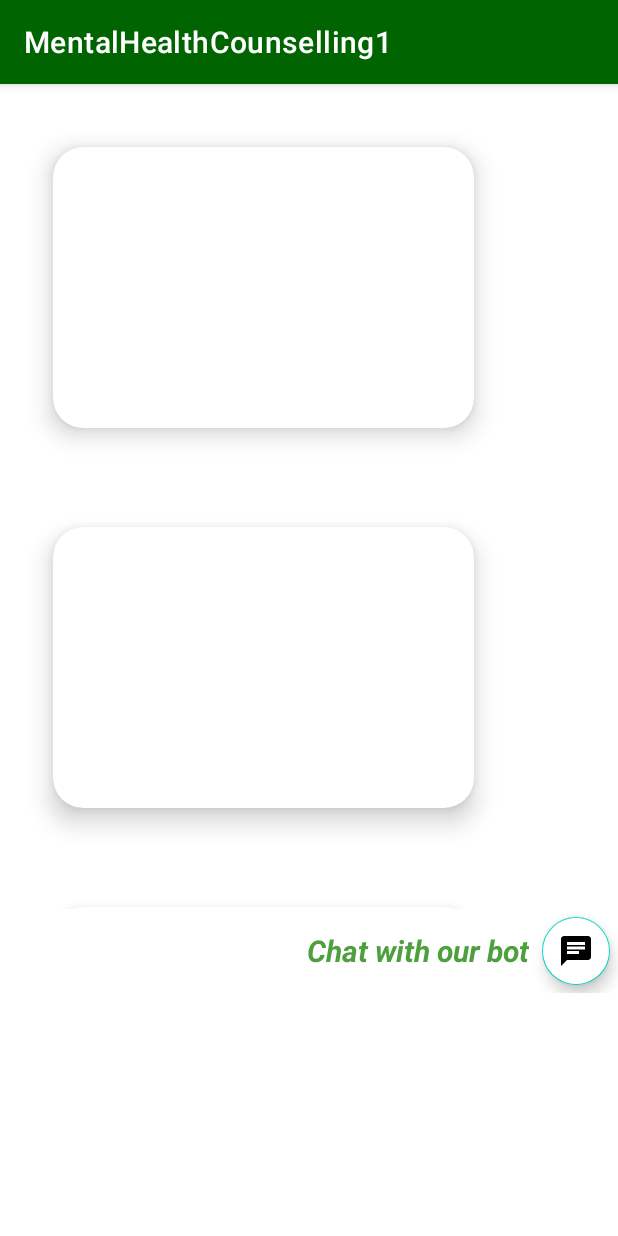
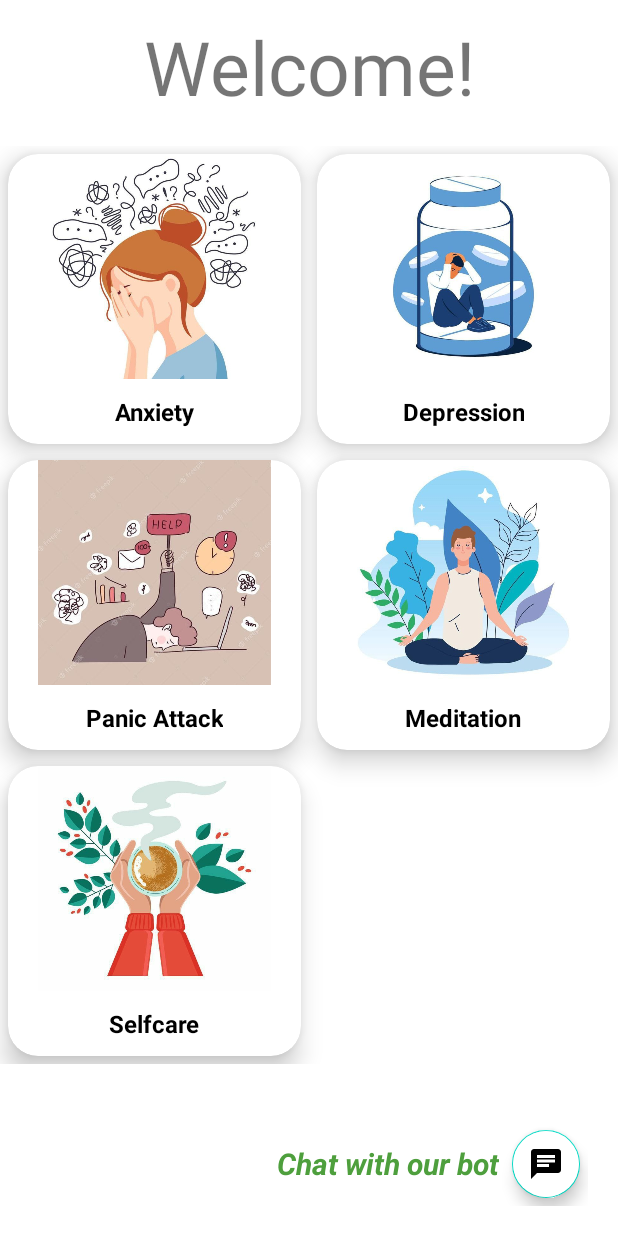
Before and after one commit to bhuiyanmahdi/Mental-Health-Counselling-System, an Android app: the screen it shows after launch (MainActivity), on a phone screen of 412 x 824 dp. Run offline under Robolectric (Android 15) with nearby library versions, the phone set to English and light mode, and no system bars.

Commit message:
main activity updated

```diff
--- a/app/src/main/java/com/example/mentalhealthcounselling1/ChatbotActivity.java
+++ b/app/src/main/java/com/example/mentalhealthcounselling1/ChatbotActivity.java
@@ -60,8 +60,8 @@ public class ChatbotActivity extends AppCompatActivity {
     private void getResponse(String message){
         chatsModalArrayList.add(new ChatsModal(message, "no video found", USER_KEY));
         chatRVAdapter.notifyDataSetChanged();
-        String url="http://192.180.50.106:5000/chat/"+message;
-        String BASE_URL = "http://192.180.50.106:5000";
+        String url="http://192.168.0.7:5000/chat/"+message;
+        String BASE_URL = "http://192.168.0.7:5000";
         Retrofit retrofit = new Retrofit.Builder().baseUrl(BASE_URL).addConverterFactory(GsonConverterFactory.create()).build();
         RetrofitAPI retrofitAPI = retrofit.create(RetrofitAPI.class);
         Call<MsgModal> call = retrofitAPI.getMessage(url);
--- a/app/src/main/java/com/example/mentalhealthcounselling1/MainActivity.java
+++ b/app/src/main/java/com/example/mentalhealthcounselling1/MainActivity.java
@@ -1,6 +1,9 @@
 package com.example.mentalhealthcounselling1;
 
 import androidx.appcompat.app.AppCompatActivity;
+import androidx.recyclerview.widget.GridLayoutManager;
+import androidx.recyclerview.widget.LinearLayoutManager;
+import androidx.recyclerview.widget.RecyclerView;
 
 import android.content.Intent;
 import android.os.Bundle;
@@ -9,13 +12,32 @@ import android.widget.Button;
 
 import com.google.android.material.floatingactionbutton.FloatingActionButton;
 
+import java.util.ArrayList;
+
 public class MainActivity extends AppCompatActivity {
-
+    ArrayList<MainRV_item> mainRV_items;
     FloatingActionButton button;
+    RecyclerView recyclerView;
     @Override
     protected void onCreate(Bundle savedInstanceState) {
         super.onCreate(savedInstanceState);
         setContentView(R.layout.activity_main);
+
+        recyclerView = findViewById(R.id.mainRV);
+        recyclerView.setHasFixedSize(true);
+        recyclerView.setLayoutManager(new GridLayoutManager(this, 2));
+
+        mainRV_items = new ArrayList<MainRV_item>();
+        mainRV_items.add(new MainRV_item(R.drawable.anxiety, "Anxiety"));
+        mainRV_items.add(new MainRV_item(R.drawable.depression, "Depression"));
+        mainRV_items.add(new MainRV_item(R.drawable.panikattack, "Panic Attack"));
+        mainRV_items.add(new MainRV_item(R.drawable.meditation, "Meditation"));
+        mainRV_items.add(new MainRV_item(R.drawable.selfcare, "Selfcare"));
+        MainRV_adapter mainRV_adapter = new MainRV_adapter(mainRV_items, this);
+        recyclerView.setAdapter(mainRV_adapter);
+
+
+
         button = findViewById(R.id.idChatbot);
         button.setOnClickListener(new View.OnClickListener() {
             @Override
--- /dev/null
+++ b/app/src/main/java/com/example/mentalhealthcounselling1/MainRV_adapter.java
@@ -0,0 +1,52 @@
+package com.example.mentalhealthcounselling1;
+import android.content.Context;
+import android.view.LayoutInflater;
+import android.view.View;
+import android.view.ViewGroup;
+import android.widget.ImageView;
+import android.widget.TextView;
+
+import androidx.annotation.NonNull;
+import androidx.recyclerview.widget.RecyclerView;
+
+import java.util.ArrayList;
+
+public class MainRV_adapter extends RecyclerView.Adapter<MainRV_adapter.ViewHolder> {
+
+
+    private ArrayList<MainRV_item> mainRV_items;
+    private Context context;
+
+    public MainRV_adapter(ArrayList<MainRV_item> mainRV_items, Context context) {
+        this.mainRV_items = mainRV_items;
+        this.context = context;
+    }
+
+    @NonNull
+    @Override
+    public MainRV_adapter.ViewHolder onCreateViewHolder(@NonNull ViewGroup parent, int viewType) {
+        View view = LayoutInflater.from(parent.getContext()).inflate(R.layout.activity_mainrv,parent,false);
+        return new ViewHolder(view);
+    }
+
+    @Override
+    public void onBindViewHolder(@NonNull ViewHolder holder, int position) {
+    holder.imageView.setImageResource(mainRV_items.get(position).getImage());
+    holder.textView.setText(mainRV_items.get(position).getText());
+    }
+
+    @Override
+    public int getItemCount() {
+        return mainRV_items.size();
+    }
+
+    public class ViewHolder extends RecyclerView.ViewHolder {
+        ImageView imageView;
+        TextView textView;
+        public ViewHolder(@NonNull View itemView) {
+            super(itemView);
+            imageView = itemView.findViewById(R.id.cardimage);
+            textView = itemView.findViewById(R.id.cardName);
+        }
+    }
+}
--- /dev/null
+++ b/app/src/main/java/com/example/mentalhealthcounselling1/MainRV_item.java
@@ -0,0 +1,27 @@
+package com.example.mentalhealthcounselling1;
+
+public class MainRV_item {
+    private Integer Image;
+    private String text;
+
+    public MainRV_item(Integer image, String text) {
+        Image = image;
+        this.text = text;
+    }
+
+    public Integer getImage() {
+        return Image;
+    }
+
+    public void setImage(Integer image) {
+        Image = image;
+    }
+
+    public String getText() {
+        return text;
+    }
+
+    public void setText(String text) {
+        this.text = text;
+    }
+}
--- a/app/src/main/res/layout/activity_main.xml
+++ b/app/src/main/res/layout/activity_main.xml
@@ -4,97 +4,70 @@
     xmlns:tools="http://schemas.android.com/tools"
     android:layout_width="match_parent"
     android:layout_height="match_parent"
-    tools:context=".MainActivity">
+    tools:context=".MainActivity"
+    >
 
+    <TextView
+        android:id="@+id/idwelcome"
+        android:layout_width="wrap_content"
+        android:layout_height="wrap_content"
+        android:layout_marginBottom="640dp"
+        app:layout_constraintBottom_toTopOf="@id/idRLMsg"
+        app:layout_constraintEnd_toEndOf="parent"
+        app:layout_constraintStart_toStartOf="parent"
+        app:layout_constraintTop_toTopOf="parent"
+        android:text="Welcome!"
+        android:textAlignment="center"
+        android:textSize="50sp"/>
 
-    <LinearLayout
+    <androidx.recyclerview.widget.RecyclerView
+        android:id="@+id/mainRV"
         android:layout_width="match_parent"
-        android:layout_height="match_parent"
-        android:orientation="vertical">
-    <ScrollView
-        android:layout_width="350dp"
-        android:layout_height="550dp"
+        android:layout_height="wrap_content"
+        app:layout_constraintBottom_toTopOf="@+id/idRLMsg"
+        app:layout_constraintEnd_toEndOf="parent"
+        app:layout_constraintHorizontal_bias="0.0"
+        app:layout_constraintStart_toStartOf="parent"
+        app:layout_constraintTop_toBottomOf="@id/idwelcome" />
 
-        >
-
-        <LinearLayout
-            android:layout_width="match_parent"
-            android:layout_height="wrap_content"
-            android:orientation="vertical">
-
-            <androidx.cardview.widget.CardView
-                android:layout_width="match_parent"
-                android:layout_height="235dp"
-                android:layout_marginStart="17dp"
-                android:layout_marginTop="18dp"
-                android:layout_marginEnd="16dp"
-                app:cardBackgroundColor="@color/white"
-                app:cardCornerRadius="20dp"
-                app:cardElevation="10dp"
-                app:cardMaxElevation="12dp"
-                app:cardPreventCornerOverlap="true"
-                app:cardUseCompatPadding="true" />
-
-            <androidx.cardview.widget.CardView
-                android:layout_width="match_parent"
-                android:layout_height="235dp"
-                android:layout_marginStart="17dp"
-                android:layout_marginTop="18dp"
-                android:layout_marginEnd="16dp"
-                app:cardBackgroundColor="@color/white"
-                app:cardCornerRadius="20dp"
-                app:cardElevation="10dp"
-                app:cardMaxElevation="12dp"
-                app:cardPreventCornerOverlap="true"
-                app:cardUseCompatPadding="true" />
-
-            <androidx.cardview.widget.CardView
-                android:layout_width="match_parent"
-                android:layout_height="235dp"
-                android:layout_marginStart="17dp"
-                android:layout_marginTop="18dp"
-                android:layout_marginEnd="16dp"
-                app:cardBackgroundColor="@color/white"
-                app:cardCornerRadius="20dp"
-                app:cardElevation="10dp"
-                app:cardMaxElevation="12dp"
-                app:cardPreventCornerOverlap="true"
-                app:cardUseCompatPadding="true" />
-        </LinearLayout>
-    </ScrollView>
     <RelativeLayout
+        android:id="@+id/idRLMsg"
         android:layout_width="match_parent"
         android:layout_height="wrap_content"
         android:layout_gravity="bottom"
-        android:id="@+id/idRLMsg">
+        app:layout_constraintBottom_toBottomOf="parent"
+        app:layout_constraintEnd_toEndOf="parent"
+        app:layout_constraintStart_toStartOf="parent"
+        android:padding="20dp">
 
         <TextView
             android:layout_width="wrap_content"
             android:layout_height="wrap_content"
+            android:layout_centerInParent="true"
+            android:layout_margin="3dp"
+            android:layout_toLeftOf="@id/idChatbot"
+            android:singleLine="true"
             android:text="Chat with our bot"
-            android:layout_margin="3dp"
+            android:textColor="#4E9F3D"
             android:textSize="20dp"
-            android:textStyle="bold|italic"
-            android:layout_centerInParent="true"
-            android:layout_toLeftOf="@id/idChatbot"
-            android:textColor="#4E9F3D"
-            android:singleLine="true" />
+            android:textStyle="bold|italic" />
 
         <com.google.android.material.floatingactionbutton.FloatingActionButton
+            android:id="@+id/idChatbot"
             android:layout_width="wrap_content"
             android:layout_height="wrap_content"
             android:layout_alignParentEnd="true"
+            android:layout_alignParentRight="true"
+            android:layout_marginStart="4dp"
+            android:layout_marginTop="4dp"
+            android:layout_marginEnd="4dp"
+            android:layout_marginBottom="4dp"
+            android:backgroundTint="@color/white"
             android:src="@drawable/ic_chat"
-            android:id="@+id/idChatbot"
-            android:layout_margin="4dp"
-            app:fabCustomSize="45dp"
-            android:tint="#1E5128"
-            android:backgroundTint="@color/white"
-            android:layout_alignParentRight="true" />
-
-
+            android:tint="@color/white"
+            app:fabCustomSize="45dp" />
 
 
     </RelativeLayout>
-    </LinearLayout>
+
 </androidx.constraintlayout.widget.ConstraintLayout>
--- /dev/null
+++ b/app/src/main/res/layout/activity_mainrv.xml
@@ -0,0 +1,37 @@
+<?xml version="1.0" encoding="utf-8"?>
+<androidx.cardview.widget.CardView xmlns:android="http://schemas.android.com/apk/res/android"
+    android:layout_width="match_parent"
+    android:layout_height="wrap_content"
+    xmlns:app="http://schemas.android.com/apk/res-auto"
+    app:cardBackgroundColor="@color/white"
+    app:cardCornerRadius="20dp"
+    android:padding="15dp"
+    android:layout_margin="5dp"
+    android:elevation="10dp"
+    app:cardElevation="10dp"
+    android:id="@+id/cardView">
+    <LinearLayout
+        android:layout_width="match_parent"
+        android:layout_height="wrap_content"
+        android:gravity="center"
+        android:orientation="vertical">
+        <ImageView
+            android:layout_width="wrap_content"
+            android:layout_height="150dp"
+            android:scaleType="centerCrop"
+            android:id="@+id/cardimage"
+            android:padding="20dp"/>
+        <TextView
+            android:layout_width="wrap_content"
+            android:layout_height="wrap_content"
+            android:id="@+id/cardName"
+            android:layout_margin="5dp"
+            android:padding="5dp"
+            android:textSize="16sp"
+            android:textStyle="bold"
+            android:textColor="@color/black"
+            android:text="Card name"
+            android:gravity="center"/>
+    </LinearLayout>
+
+</androidx.cardview.widget.CardView>
--- a/app/src/main/res/values/themes.xml
+++ b/app/src/main/res/values/themes.xml
@@ -1,6 +1,6 @@
 <resources xmlns:tools="http://schemas.android.com/tools">
     <!-- Base application theme. -->
-    <style name="Theme.MentalHealthCounselling1" parent="Theme.MaterialComponents.DayNight.DarkActionBar">
+    <style name="Theme.MentalHealthCounselling1" parent="Theme.MaterialComponents.DayNight.NoActionBar">
         <!-- Primary brand color. -->
         <item name="colorPrimary">@color/headings2</item>
         <item name="colorPrimaryVariant">@color/headings1</item>
--- a/app/src/main/res/xml/network_security_config.xml
+++ b/app/src/main/res/xml/network_security_config.xml
@@ -1,6 +1,6 @@
 <?xml version="1.0" encoding="utf-8"?>
 <network-security-config>
     <domain-config cleartextTrafficPermitted="true">
-        <domain includeSubdomains="true">192.180.50.106</domain>
+        <domain includeSubdomains="true">192.168.0.7</domain>
     </domain-config>
 </network-security-config>
```
Also changed, not shown: app/src/main/res/drawable/anxiety.jpeg (added), app/src/main/res/drawable/depression.jpeg (added), app/src/main/res/drawable/depression2.jpeg (added), app/src/main/res/drawable/meditation.jpeg (added), app/src/main/res/drawable/meditation2.jpeg (added), app/src/main/res/drawable/panikattack.jpeg (added), app/src/main/res/drawable/selfcare.jpeg (added), app/src/main/res/drawable/splashscreen.jpeg (added).
